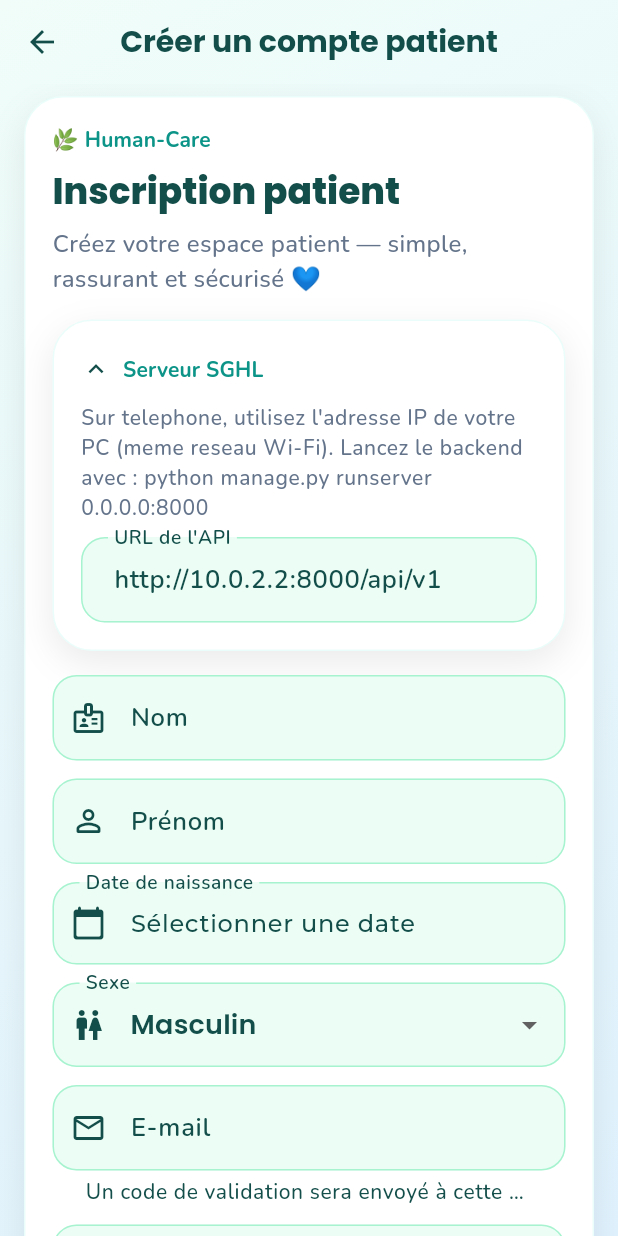
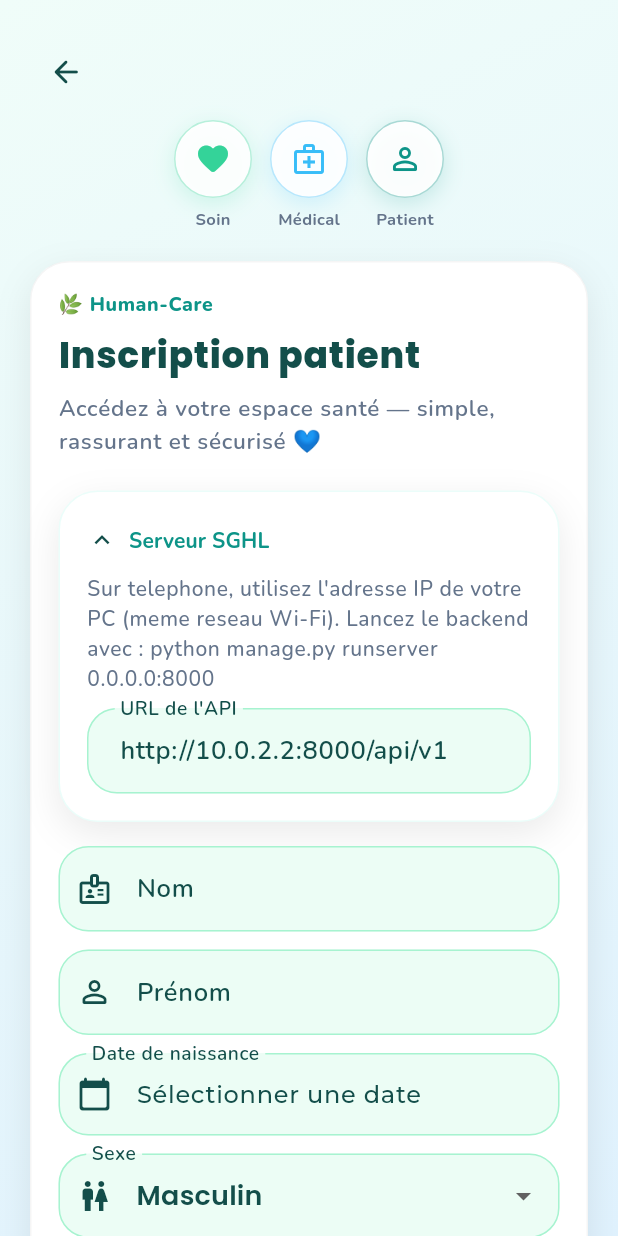
Before and after one commit to loiloi438/sghl, a Flutter app: the screen it shows after launch, after a tap on "Se connecter", after a tap on "Créer un compte patient", on a phone screen of 412 x 824 dp. Run offline on Flutter 3.47's test engine with Material 3 defaults, Android fonts, the phone set to English and light mode, and no system bars; our stand-ins replace flutter_secure_storage, google_fonts, open_filex, shared_preferences; accounts and stored records are empty; network calls fail.

Commit message:
fix(mobile): connexion Render et UI Human-Care premium auth

```diff
--- a/mobile/lib/core/api_config.dart
+++ b/mobile/lib/core/api_config.dart
@@ -1,12 +1,12 @@
-import 'dart:io';
-
 import 'package:flutter/foundation.dart';
 
 import 'api_settings.dart';
 
 class ApiConfig {
+  static const String productionApiUrl = 'https://sghl-api.onrender.com/api/v1';
+
   /// Surcharge possible au build :
-  /// `flutter build apk --dart-define=API_BASE_URL=http://192.168.1.10:8000/api/v1`
+  /// `flutter build web --dart-define=API_BASE_URL=https://sghl-api.onrender.com/api/v1`
   static const String _buildOverride = String.fromEnvironment('API_BASE_URL');
 
   static String? _savedOverride;
@@ -15,6 +15,12 @@ class ApiConfig {
   static Future<void> init() async {
     if (_initialized) return;
     _savedOverride = await ApiSettings.load();
+    if (kIsWeb && _hostedProductionHost &&
+        _savedOverride != null &&
+        _isLocalUrl(_savedOverride!)) {
+      _savedOverride = null;
+      await ApiSettings.clear();
+    }
     _initialized = true;
   }
 
@@ -24,28 +30,54 @@ class ApiConfig {
     await ApiSettings.save(normalized);
   }
 
+  static bool get isProductionDeployment {
+    if (_buildOverride.isNotEmpty && !_isLocalUrl(_buildOverride)) {
+      return true;
+    }
+    return kIsWeb && _hostedProductionHost;
+  }
+
+  static bool get showServerSettings => !isProductionDeployment;
+
   static String get baseUrl {
     if (_buildOverride.isNotEmpty) return _buildOverride;
     if (_savedOverride != null && _savedOverride!.isNotEmpty) {
+      if (kIsWeb && _hostedProductionHost && _isLocalUrl(_savedOverride!)) {
+        return productionApiUrl;
+      }
       return _savedOverride!;
     }
 
     if (kIsWeb) {
-      return 'http://127.0.0.1:8000/api/v1';
+      return _hostedProductionHost ? productionApiUrl : 'http://127.0.0.1:8000/api/v1';
     }
-    if (!kIsWeb && Platform.isAndroid) {
-      // Emulateur Android uniquement ; sur telephone physique, configurer l'URL.
+    if (defaultTargetPlatform == TargetPlatform.android) {
       return 'http://10.0.2.2:8000/api/v1';
     }
     return 'http://127.0.0.1:8000/api/v1';
   }
 
-  /// True si l'app utilise l'URL locale par defaut (emulateur / dev).
   static bool get usesLocalDefault =>
+      !isProductionDeployment &&
       _buildOverride.isEmpty &&
       (_savedOverride == null || _savedOverride!.isEmpty);
 
-  /// Reecrit les liens web (visio) pour pointer vers le serveur configure.
+  static bool get _hostedProductionHost {
+    if (!kIsWeb) return false;
+    final host = Uri.base.host.toLowerCase();
+    if (host.isEmpty) return false;
+    return host.endsWith('onrender.com') ||
+        (!host.contains('localhost') && !host.startsWith('127.'));
+  }
+
+  static bool _isLocalUrl(String url) {
+    final lower = url.toLowerCase();
+    return lower.contains('127.0.0.1') ||
+        lower.contains('localhost') ||
+        lower.contains('10.0.2.2') ||
+        lower.contains('192.168.');
+  }
+
   static String resolvePublicWebUrl(String url) {
     if (url.isEmpty) return url;
     try {
--- a/mobile/lib/core/api_settings.dart
+++ b/mobile/lib/core/api_settings.dart
@@ -15,6 +15,11 @@ class ApiSettings {
     await prefs.setString(_key, normalize(url));
   }
 
+  static Future<void> clear() async {
+    final prefs = await SharedPreferences.getInstance();
+    await prefs.remove(_key);
+  }
+
   static String normalize(String url) {
     var value = url.trim();
     while (value.endsWith('/')) {
--- a/mobile/lib/core/sghl_theme.dart
+++ b/mobile/lib/core/sghl_theme.dart
@@ -639,15 +639,15 @@ abstract final class SghlTheme {
         contentPadding:
             const EdgeInsets.symmetric(horizontal: 18, vertical: 16),
         border: OutlineInputBorder(
-          borderRadius: BorderRadius.circular(16),
+          borderRadius: BorderRadius.circular(20),
           borderSide: const BorderSide(color: Color(0xFFA7F3D0)),
         ),
         enabledBorder: OutlineInputBorder(
-          borderRadius: BorderRadius.circular(16),
+          borderRadius: BorderRadius.circular(20),
           borderSide: const BorderSide(color: Color(0xFFA7F3D0)),
         ),
         focusedBorder: OutlineInputBorder(
-          borderRadius: BorderRadius.circular(16),
+          borderRadius: BorderRadius.circular(20),
           borderSide: const BorderSide(color: SghlColors.humanCareTeal, width: 2),
         ),
       ),
--- a/mobile/lib/screens/login_screen.dart
+++ b/mobile/lib/screens/login_screen.dart
@@ -4,9 +4,10 @@ import 'package:provider/provider.dart';
 import '../core/api_config.dart';
 import '../core/sghl_theme.dart';
 import '../services/patient_services.dart';
+import '../widgets/human_care_auth_layout.dart';
+import '../widgets/human_care_widgets.dart';
 import '../widgets/server_settings_card.dart';
 import '../widgets/sghl_design_system.dart';
-import '../widgets/human_care_widgets.dart';
 import 'patient_shell.dart';
 import 'register_screen.dart';
 import 'staff_home_screen.dart';
@@ -40,12 +41,16 @@ class _LoginScreenState extends State<LoginScreen> {
     super.dispose();
   }
 
+  Future<bool> _ensureServerUrl() async {
+    if (!ApiConfig.showServerSettings) return true;
+    return await _serverSettingsKey.currentState?.persistServerUrl(context) ??
+        false;
+  }
+
   Future<void> _submitLogin() async {
     if (!_formKey.currentState!.validate()) return;
     final auth = context.read<AuthService>();
-    final serverOk =
-        await _serverSettingsKey.currentState?.persistServerUrl(context) ?? false;
-    if (!serverOk || !mounted) return;
+    if (!await _ensureServerUrl() || !mounted) return;
 
     final result = await auth.login(
       _usernameController.text.trim(),
@@ -106,43 +111,24 @@ class _LoginScreenState extends State<LoginScreen> {
     return Theme(
       data: SghlTheme.patientHumanCare(),
       child: Scaffold(
-        body: SghlHumanCareBackground(
-          child: SafeArea(
-            child: SingleChildScrollView(
-              padding: const EdgeInsets.fromLTRB(16, 20, 16, 32),
-              child: Form(
+        body: Form(
           key: _formKey,
-                child: SghlCard(
-                  lightSurface: true,
+          child: SghlHumanCareAuthLayout(
+            loading: auth.loading,
+            title: _mode == _AuthMode.login
+                ? 'Connexion patient'
+                : 'Vérification sécurisée',
+            subtitle: _mode == _AuthMode.login
+                ? SghlHumanCareAuthLayout.welcomeSubtitle
+                : 'Code reçu par e-mail (personnel hospitalier).',
             child: Column(
               crossAxisAlignment: CrossAxisAlignment.stretch,
               children: [
-                      Text(
-                        '🌿 Human-Care',
-                        style: Theme.of(context).textTheme.labelLarge,
-                      ),
-                      const SizedBox(height: 8),
-                      Text(
-                        _mode == _AuthMode.login
-                            ? 'Connexion patient'
-                            : 'Vérification MFA',
-                        style: Theme.of(context)
-                            .textTheme
-                            .headlineSmall
-                            ?.copyWith(fontWeight: FontWeight.w800),
-                      ),
-                      const SizedBox(height: 8),
-                      Text(
-                        _mode == _AuthMode.login
-                            ? 'Accédez à votre espace santé — simple, rassurant et sécurisé 💙'
-                            : 'Code reçu par e-mail (personnel hospitalier).',
-                        style: Theme.of(context).textTheme.bodyMedium,
-                      ),
-                      const SizedBox(height: 16),
                 if (_infoMessage != null) ...[
                   SghlFeedbackBanner(
                     message: _infoMessage!,
                     type: SghlFeedbackType.info,
+                    title: 'Information',
                   ),
                   const SizedBox(height: 12),
                 ],
@@ -150,18 +136,20 @@ class _LoginScreenState extends State<LoginScreen> {
                   SghlFeedbackBanner(
                     message: auth.error!,
                     type: SghlFeedbackType.error,
+                    title: 'Connexion interrompue',
                   ),
                   const SizedBox(height: 12),
                 ],
                 if (_mode == _AuthMode.login) ...[
                   TextFormField(
                     controller: _usernameController,
+                    textInputAction: TextInputAction.next,
                     decoration: const InputDecoration(
                       labelText: 'Identifiant',
+                      prefixIcon: Icon(Icons.person_outline_rounded),
                     ),
-                          validator: (v) => (v == null || v.isEmpty)
-                              ? 'Identifiant requis'
-                              : null,
+                    validator: (v) =>
+                        (v == null || v.isEmpty) ? 'Identifiant requis' : null,
                   ),
                   const SizedBox(height: 14),
                   TextFormField(
@@ -169,6 +157,7 @@ class _LoginScreenState extends State<LoginScreen> {
                     obscureText: !_showPassword,
                     decoration: InputDecoration(
                       labelText: 'Mot de passe',
+                      prefixIcon: const Icon(Icons.lock_outline_rounded),
                       suffixIcon: IconButton(
                         icon: Icon(
                           _showPassword
@@ -184,21 +173,25 @@ class _LoginScreenState extends State<LoginScreen> {
                         : null,
                     onFieldSubmitted: (_) => _submitLogin(),
                   ),
+                  if (ApiConfig.showServerSettings) ...[
                     const SizedBox(height: 16),
                     ServerSettingsCard(
                       key: _serverSettingsKey,
                       initiallyExpanded: ApiConfig.usesLocalDefault,
                     ),
+                  ],
                   const SizedBox(height: 20),
                   SghlHumanCareButton(
-                          label: auth.loading ? 'Connexion…' : 'Se connecter',
+                    label: 'Se connecter',
                     loading: auth.loading,
-                          onPressed: _submitLogin,
+                    icon: Icons.login_rounded,
+                    onPressed: auth.loading ? null : _submitLogin,
                   ),
                   const SizedBox(height: 12),
                   OutlinedButton(
-                          onPressed: () =>
-                              Navigator.pushNamed(context, RegisterScreen.route),
+                    onPressed: auth.loading
+                        ? null
+                        : () => Navigator.pushNamed(context, RegisterScreen.route),
                     child: const Text('Créer un compte patient'),
                   ),
                 ] else ...[
@@ -208,6 +201,7 @@ class _LoginScreenState extends State<LoginScreen> {
                     maxLength: 6,
                     decoration: const InputDecoration(
                       labelText: 'Code de sécurité',
+                      prefixIcon: Icon(Icons.verified_user_outlined),
                       counterText: '',
                     ),
                     validator: (v) =>
@@ -216,17 +210,17 @@ class _LoginScreenState extends State<LoginScreen> {
                   ),
                   const SizedBox(height: 20),
                   SghlHumanCareButton(
-                          label: auth.loading ? 'Vérification…' : 'Valider le code',
+                    label: 'Valider le code',
                     loading: auth.loading,
-                          onPressed: _submitMfa,
+                    onPressed: auth.loading ? null : _submitMfa,
                   ),
                   const SizedBox(height: 8),
                   TextButton(
-                          onPressed: _resendMfa,
+                    onPressed: auth.loading ? null : _resendMfa,
                     child: const Text('Renvoyer le code'),
                   ),
                   TextButton(
-                          onPressed: _backToLogin,
+                    onPressed: auth.loading ? null : _backToLogin,
                     child: const Text('← Retour'),
                   ),
                 ],
@@ -235,9 +229,6 @@ class _LoginScreenState extends State<LoginScreen> {
           ),
         ),
       ),
-          ),
-        ),
-      ),
     );
   }
 }
--- a/mobile/lib/screens/register_screen.dart
+++ b/mobile/lib/screens/register_screen.dart
@@ -1,11 +1,14 @@
 import 'package:flutter/material.dart';
 import 'package:provider/provider.dart';
 
+import '../core/api_config.dart';
 import '../core/api_errors.dart';
+import '../core/sghl_theme.dart';
 import '../services/patient_services.dart';
+import '../widgets/human_care_auth_layout.dart';
+import '../widgets/human_care_widgets.dart';
 import '../widgets/server_settings_card.dart';
 import '../widgets/sghl_design_system.dart';
-import '../widgets/human_care_widgets.dart';
 import 'validate_account_screen.dart';
 
 class RegisterScreen extends StatefulWidget {
@@ -67,9 +70,12 @@ class _RegisterScreenState extends State<RegisterScreen> {
     }
 
     final service = context.read<PatientService>();
+    if (ApiConfig.showServerSettings) {
       final serverOk =
-        await _serverSettingsKey.currentState?.persistServerUrl(context) ?? false;
+          await _serverSettingsKey.currentState?.persistServerUrl(context) ??
+              false;
       if (!serverOk || !mounted) return;
+    }
 
     setState(() {
       _loading = true;
@@ -109,53 +115,38 @@ class _RegisterScreenState extends State<RegisterScreen> {
 
   @override
   Widget build(BuildContext context) {
-    return Scaffold(
-      appBar: AppBar(
-        title: const Text('Créer un compte patient'),
-        backgroundColor: Colors.transparent,
-        elevation: 0,
+    return Theme(
+      data: SghlTheme.patientHumanCare(),
+      child: Scaffold(
+        body: Form(
+          key: _formKey,
+          child: SghlHumanCareAuthLayout(
+            loading: _loading,
+            title: 'Inscription patient',
+            subtitle: SghlHumanCareAuthLayout.welcomeSubtitle,
+            leading: IconButton(
+              icon: const Icon(Icons.arrow_back_rounded),
+              onPressed: _loading ? null : () => Navigator.maybePop(context),
+              tooltip: 'Retour',
             ),
-      extendBodyBehindAppBar: true,
-      body: SghlHumanCareBackground(
-        child: SafeArea(
-          child: SingleChildScrollView(
-            padding: const EdgeInsets.fromLTRB(16, 8, 16, 32),
-            child: Form(
-              key: _formKey,
-              child: SghlCard(
             child: Column(
               crossAxisAlignment: CrossAxisAlignment.stretch,
               children: [
-                    Text(
-                      '🌿 Human-Care',
-                      style: Theme.of(context).textTheme.labelLarge,
-                    ),
-                    const SizedBox(height: 8),
-                    Text(
-                      'Inscription patient',
-                      style: Theme.of(context)
-                          .textTheme
-                          .headlineSmall
-                          ?.copyWith(fontWeight: FontWeight.w800),
-                    ),
-                    const SizedBox(height: 8),
-                    Text(
-                      'Créez votre espace patient — simple, rassurant et sécurisé 💙',
-                      style: Theme.of(context).textTheme.bodyMedium,
-                    ),
-                    const SizedBox(height: 16),
                 if (_error != null) ...[
                   SghlFeedbackBanner(
                     message: _error!,
                     type: SghlFeedbackType.error,
+                    title: 'Inscription interrompue',
                   ),
                   const SizedBox(height: 12),
                 ],
+                if (ApiConfig.showServerSettings) ...[
                   ServerSettingsCard(
                     key: _serverSettingsKey,
-                      initiallyExpanded: true,
+                    initiallyExpanded: ApiConfig.usesLocalDefault,
                   ),
                   const SizedBox(height: 16),
+                ],
                     TextFormField(
                       controller: _nomController,
                       decoration: const InputDecoration(
@@ -266,8 +257,9 @@ class _RegisterScreenState extends State<RegisterScreen> {
                     ),
                     const SizedBox(height: 20),
                     SghlHumanCareButton(
-                      label: _loading ? 'Création…' : 'Créer mon compte patient',
+                      label: 'Créer mon compte patient',
                       loading: _loading,
+                      icon: Icons.person_add_alt_1_rounded,
                       onPressed: _loading ? null : _submit,
                     ),
               ],
@@ -275,8 +267,6 @@ class _RegisterScreenState extends State<RegisterScreen> {
           ),
         ),
       ),
-        ),
-      ),
     );
   }
 }
--- /dev/null
+++ b/mobile/lib/widgets/human_care_auth_layout.dart
@@ -0,0 +1,269 @@
+import 'package:flutter/material.dart';
+import 'package:google_fonts/google_fonts.dart';
+
+import '../core/sghl_theme.dart';
+import 'human_care_widgets.dart';
+import 'sghl_design_system.dart';
+
+/// Mise en page premium Human-Care pour connexion / inscription (web + mobile).
+class SghlHumanCareAuthLayout extends StatelessWidget {
+  const SghlHumanCareAuthLayout({
+    super.key,
+    required this.title,
+    required this.subtitle,
+    required this.child,
+    this.loading = false,
+    this.leading,
+  });
+
+  final String title;
+  final String subtitle;
+  final Widget child;
+  final bool loading;
+  final Widget? leading;
+
+  static const welcomeSubtitle =
+      'Accédez à votre espace santé — simple, rassurant et sécurisé 💙';
+
+  @override
+  Widget build(BuildContext context) {
+    return Stack(
+      children: [
+        SghlHumanCareBackground(
+          child: SafeArea(
+            child: Center(
+              child: SingleChildScrollView(
+                padding: const EdgeInsets.fromLTRB(20, 24, 20, 40),
+                child: ConstrainedBox(
+                  constraints: const BoxConstraints(maxWidth: 440),
+                  child: Column(
+                    crossAxisAlignment: CrossAxisAlignment.stretch,
+                    children: [
+                      if (leading != null) ...[
+                        Align(alignment: Alignment.centerLeft, child: leading!),
+                        const SizedBox(height: 8),
+                      ],
+                      const _TrustIconRow(),
+                      const SizedBox(height: 20),
+                      SghlCard(
+                        lightSurface: true,
+                        child: Column(
+                          crossAxisAlignment: CrossAxisAlignment.stretch,
+                          children: [
+                            Text(
+                              '🌿 Human-Care',
+                              style: GoogleFonts.nunito(
+                                fontSize: 13,
+                                fontWeight: FontWeight.w800,
+                                color: SghlColors.humanCareTeal,
+                                letterSpacing: 0.4,
+                              ),
+                            ),
+                            const SizedBox(height: 10),
+                            Text(
+                              title,
+                              style: GoogleFonts.poppins(
+                                fontSize: 24,
+                                fontWeight: FontWeight.w800,
+                                color: SghlColors.humanCareText,
+                                height: 1.2,
+                              ),
+                            ),
+                            const SizedBox(height: 10),
+                            Text(
+                              subtitle,
+                              style: GoogleFonts.nunito(
+                                fontSize: 15,
+                                fontWeight: FontWeight.w600,
+                                color: SghlColors.humanCareMuted,
+                                height: 1.45,
+                              ),
+                            ),
+                            const SizedBox(height: 22),
+                            child,
+                          ],
+                        ),
+                      ),
+                    ],
+                  ),
+                ),
+              ),
+            ),
+          ),
+        ),
+        if (loading) const SghlHumanCareLoadingOverlay(),
+      ],
+    );
+  }
+}
+
+class _TrustIconRow extends StatelessWidget {
+  const _TrustIconRow();
+
+  @override
+  Widget build(BuildContext context) {
+    return Row(
+      mainAxisAlignment: MainAxisAlignment.center,
+      children: const [
+        _TrustBadge(
+          icon: Icons.favorite_rounded,
+          color: Color(0xFF34D399),
+          label: 'Soin',
+        ),
+        SizedBox(width: 12),
+        _TrustBadge(
+          icon: Icons.medical_services_outlined,
+          color: Color(0xFF38BDF8),
+          label: 'Médical',
+        ),
+        SizedBox(width: 12),
+        _TrustBadge(
+          icon: Icons.person_outline_rounded,
+          color: Color(0xFF0D9488),
+          label: 'Patient',
+        ),
+      ],
+    );
+  }
+}
+
+class _TrustBadge extends StatelessWidget {
+  const _TrustBadge({
+    required this.icon,
+    required this.color,
+    required this.label,
+  });
+
+  final IconData icon;
+  final Color color;
+  final String label;
+
+  @override
+  Widget build(BuildContext context) {
+    return Column(
+      children: [
+        Container(
+          width: 52,
+          height: 52,
+          decoration: BoxDecoration(
+            color: Colors.white.withValues(alpha: 0.92),
+            shape: BoxShape.circle,
+            border: Border.all(color: color.withValues(alpha: 0.35)),
+            boxShadow: [
+              BoxShadow(
+                color: color.withValues(alpha: 0.18),
+                blurRadius: 12,
+                offset: const Offset(0, 4),
+              ),
+            ],
+          ),
+          child: Icon(icon, color: color, size: 24),
+        ),
+        const SizedBox(height: 6),
+        Text(
+          label,
+          style: GoogleFonts.nunito(
+            fontSize: 11,
+            fontWeight: FontWeight.w700,
+            color: SghlColors.humanCareMuted,
+          ),
+        ),
+      ],
+    );
+  }
+}
+
+/// Overlay de chargement doux pendant les appels API.
+class SghlHumanCareLoadingOverlay extends StatelessWidget {
+  const SghlHumanCareLoadingOverlay({super.key});
+
+  @override
+  Widget build(BuildContext context) {
+    return AbsorbPointer(
+      child: Container(
+        color: const Color(0xFFF0FDF9).withValues(alpha: 0.72),
+        alignment: Alignment.center,
+        child: const _PulsingCareLoader(),
+      ),
+    );
+  }
+}
+
+class _PulsingCareLoader extends StatefulWidget {
+  const _PulsingCareLoader();
+
+  @override
+  State<_PulsingCareLoader> createState() => _PulsingCareLoaderState();
+}
+
+class _PulsingCareLoaderState extends State<_PulsingCareLoader>
+    with SingleTickerProviderStateMixin {
+  late final AnimationController _controller;
+
+  @override
+  void initState() {
+    super.initState();
+    _controller = AnimationController(
+      vsync: this,
+      duration: const Duration(milliseconds: 1400),
+    )..repeat(reverse: true);
+  }
+
+  @override
+  void dispose() {
+    _controller.dispose();
+    super.dispose();
+  }
+
+  @override
+  Widget build(BuildContext context) {
+    return AnimatedBuilder(
+      animation: _controller,
+      builder: (context, child) {
+        final scale = 0.92 + (_controller.value * 0.08);
+        return Transform.scale(
+          scale: scale,
+          child: Container(
+            padding: const EdgeInsets.symmetric(horizontal: 28, vertical: 22),
+            decoration: BoxDecoration(
+              color: Colors.white,
+              borderRadius: BorderRadius.circular(24),
+              border: Border.all(color: const Color(0xFFA7F3D0)),
+              boxShadow: [
+                BoxShadow(
+                  color: SghlColors.humanCareMint.withValues(alpha: 0.25),
+                  blurRadius: 24,
+                  offset: const Offset(0, 8),
+                ),
+              ],
+            ),
+            child: Column(
+              mainAxisSize: MainAxisSize.min,
+              children: [
+                SizedBox(
+                  width: 36,
+                  height: 36,
+                  child: CircularProgressIndicator(
+                    strokeWidth: 3,
+                    color: SghlColors.humanCareTeal.withValues(
+                      alpha: 0.65 + (_controller.value * 0.35),
+                    ),
+                  ),
+                ),
+                const SizedBox(height: 14),
+                Text(
+                  'Connexion sécurisée en cours…',
+                  style: GoogleFonts.nunito(
+                    fontSize: 14,
+                    fontWeight: FontWeight.w700,
+                    color: SghlColors.humanCareText,
+                  ),
+                ),
+              ],
+            ),
+          ),
+        );
+      },
+    );
+  }
+}
--- a/mobile/lib/widgets/sghl_design_system.dart
+++ b/mobile/lib/widgets/sghl_design_system.dart
@@ -181,10 +181,10 @@ class SghlFeedbackBanner extends StatelessWidget {
 
     final (icon, bg, fg, defaultTitle) = switch (type) {
       SghlFeedbackType.error => (
-          Icons.wifi_off_rounded,
+          Icons.health_and_safety_outlined,
           const Color(0xFFFFE8E5),
           const Color(0xFFE57373),
-          'Connexion impossible',
+          'Connexion interrompue',
         ),
 
       SghlFeedbackType.success => (
```
Also changed, not shown: mobile/lib/core/api_client.dart (+31 -37 lines), mobile/lib/core/api_errors.dart (+52 -6 lines), mobile/lib/services/patient_services.dart (+4 -3 lines). Lines whose indentation alone changed are shown as unchanged.
